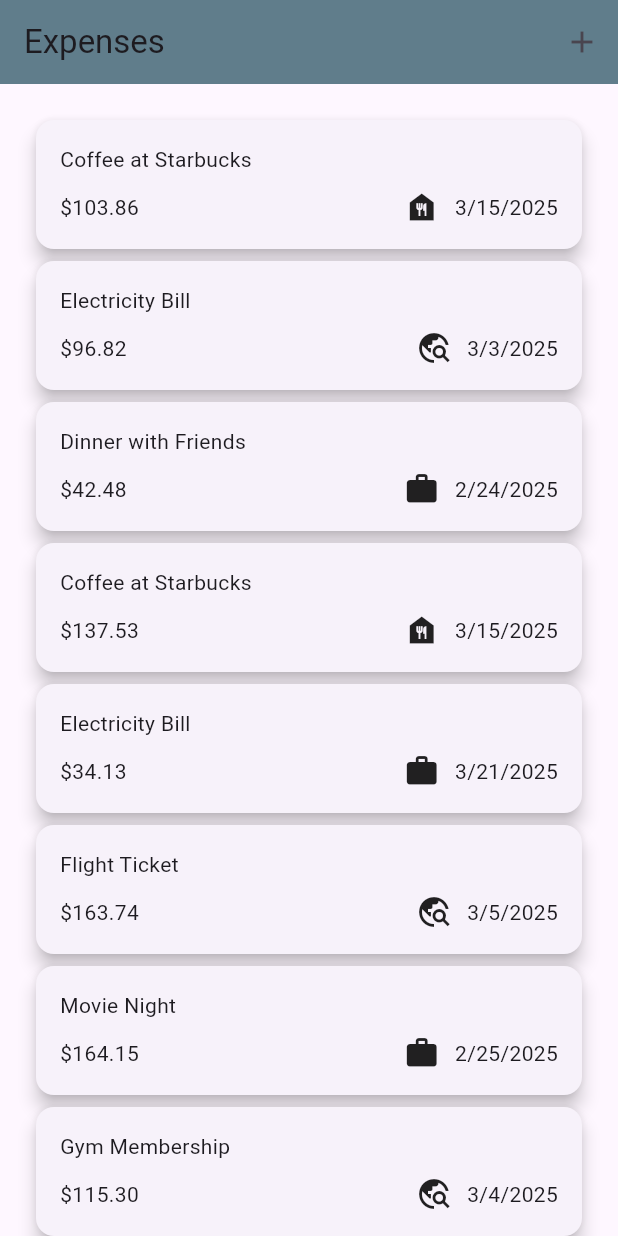
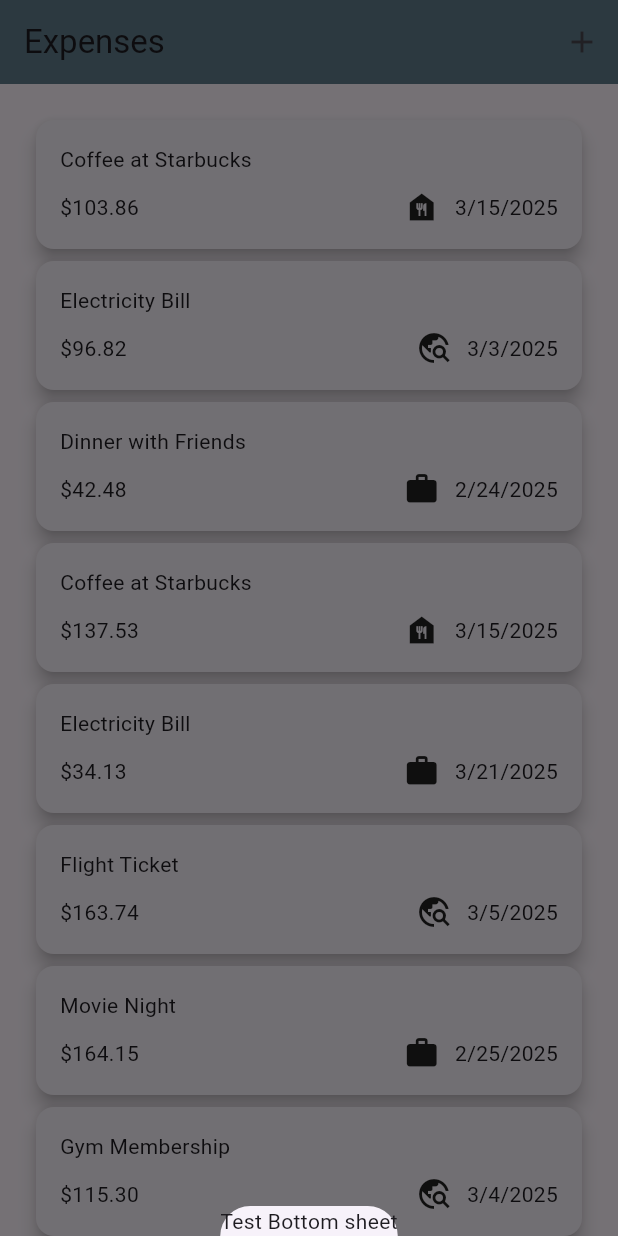
Before and after one commit to bcondefoodics/my_expense_tracker, a Flutter app: the screen it shows after launch, after a tap on the "add" icon, on a phone screen of 412 x 824 dp. Run offline on Flutter 3.47's test engine with Material 3 defaults, Android fonts, the phone set to English and light mode, and no system bars; our stand-ins replace google_fonts; missing offline and left inert: uuid_v4.

Commit message:
Update handle taps toolbar display modal bottom sheet

```diff
--- a/lib/expenses.dart
+++ b/lib/expenses.dart
@@ -14,23 +14,25 @@ class Expenses extends StatefulWidget {
 }
 
 class _ExpensesState extends State<Expenses> {
+  void _openAddExpensesOverlay() {
+    showModalBottomSheet(
+      context: context,
+      builder: (ctx) {
+        return Text('Test Bottom sheet');
+      },
+    );
+  }
+
   @override
   Widget build(BuildContext context) {
     return Scaffold(
       appBar: AppBar(
         backgroundColor: Colors.blueGrey,
-        // toolbarTextStyle: GoogleFonts.roboto(
-        //   fontSize: 25,
-        //   fontWeight: FontWeight.bold,
-        //   color: Colors.amber,
-        // ),
-        // titleTextStyle: GoogleFonts.roboto(
-        //   //   fontSize: 25,
-        //   //   fontWeight: FontWeight.bold,
-        // ),
         centerTitle: false,
         title: Text("Expenses"),
-        actions: [IconButton(onPressed: () {}, icon: Icon(Icons.add))],
+        actions: [
+          IconButton(onPressed: _openAddExpensesOverlay, icon: Icon(Icons.add)),
+        ],
       ),
       body: Center(child: ExpenseList(expenses: generateDummyExpenses(50))),
     );
```
